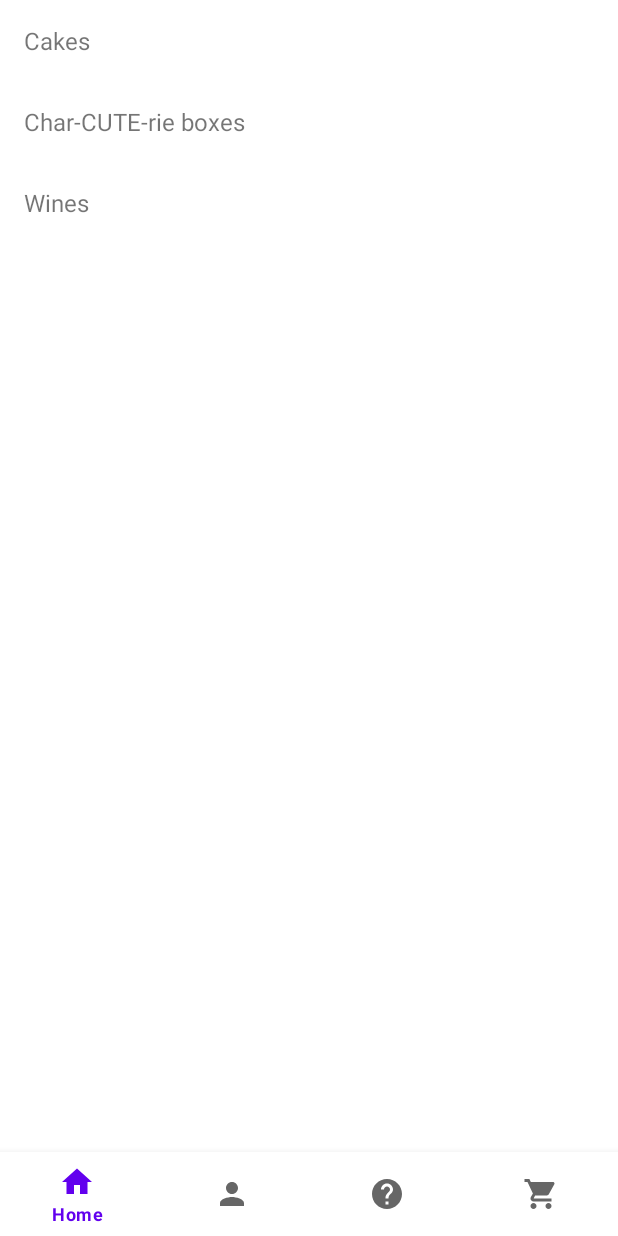
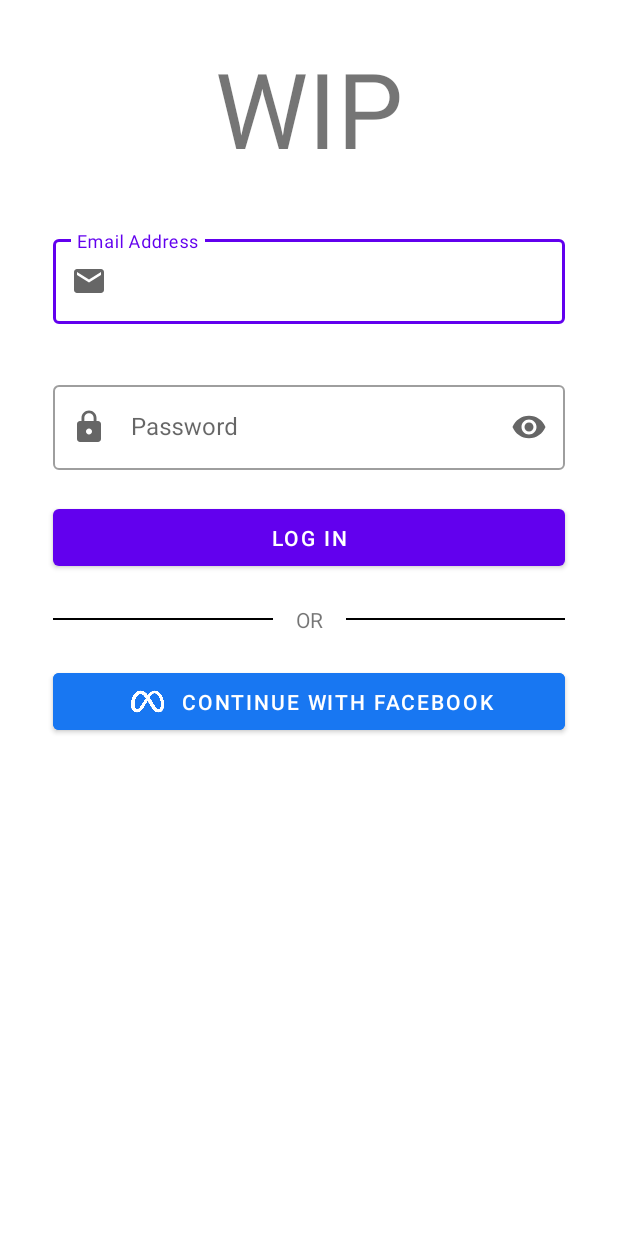
Before and after one commit to isdmg/CS155-2_PROJ, an Android app: the screen it shows after launch (CustomerActivity before the commit, LoginActivity after it), on a phone screen of 412 x 824 dp. Run offline under Robolectric (Android 15) with nearby library versions, the light colour scheme and no system bars; our stand-ins replace Firebase (no records; nobody signed in at launch, a user with empty details on screens opened directly).

Commit message:
w/ edittext and refurnish

```diff
--- a/app/build.gradle
+++ b/app/build.gradle
@@ -36,9 +36,12 @@
     implementation 'androidx.constraintlayout:constraintlayout:2.1.2'
     implementation 'com.google.firebase:firebase-database:20.0.3'
     implementation 'com.firebaseui:firebase-ui-database:4.3.2'
+    implementation 'com.google.firebase:firebase-auth:21.0.1'
+    implementation 'com.google.android.gms:play-services-gcm:17.0.0'
     testImplementation 'junit:junit:4.+'
     androidTestImplementation 'androidx.test.ext:junit:1.1.3'
     androidTestImplementation 'androidx.test.espresso:espresso-core:3.4.0'
     implementation platform('com.google.firebase:firebase-bom:29.0.0')
     implementation 'com.google.firebase:firebase-analytics'
+    implementation 'com.facebook.android:facebook-android-sdk:latest.release'
 }
--- a/app/src/main/java/com/example/midnight_chevves/HomeFragment.java
+++ b/app/src/main/java/com/example/midnight_chevves/Customer/Fragments/HomeFragment.java
@@ -1,4 +1,4 @@
-package com.example.midnight_chevves;
+package com.example.midnight_chevves.Customer.Fragments;
 
 import android.os.Bundle;
 import android.view.LayoutInflater;
@@ -13,6 +13,7 @@
 import androidx.recyclerview.widget.RecyclerView;
 
 import com.example.midnight_chevves.Model.Products;
+import com.example.midnight_chevves.R;
 import com.example.midnight_chevves.ViewHolder.ProductViewHolder;
 import com.firebase.ui.database.FirebaseRecyclerAdapter;
 import com.firebase.ui.database.FirebaseRecyclerOptions;
--- /dev/null
+++ b/app/src/main/java/com/example/midnight_chevves/LoginActivity.java
@@ -0,0 +1,143 @@
+package com.example.midnight_chevves;
+
+import android.app.ProgressDialog;
+import android.os.Bundle;
+import android.view.View;
+import android.widget.Button;
+import android.widget.EditText;
+import android.widget.Toast;
+
+import androidx.annotation.NonNull;
+import androidx.appcompat.app.AppCompatActivity;
+
+import com.google.android.gms.tasks.OnCompleteListener;
+import com.google.android.gms.tasks.Task;
+import com.google.android.material.textfield.TextInputEditText;
+import com.google.android.material.textfield.TextInputLayout;
+import com.google.firebase.auth.AuthResult;
+import com.google.firebase.auth.FirebaseAuth;
+import com.google.firebase.auth.FirebaseUser;
+
+public class LoginActivity extends AppCompatActivity {
+
+    private TextInputLayout layoutEmail, layoutPassword;
+    private TextInputEditText inputEmail, inputPassword;
+    private Button btnLogIn;
+    private ProgressDialog progressDialog;
+
+    private FirebaseAuth auth;
+    private FirebaseUser user;
+
+    private Button btnFb;
+
+    @Override
+    protected void onCreate(Bundle savedInstanceState) {
+        super.onCreate(savedInstanceState);
+        setContentView(R.layout.activity_login);
+
+        inputEmail = findViewById(R.id.login_email);
+        inputPassword = findViewById(R.id.login_password);
+        btnLogIn = findViewById(R.id.button_login);
+        progressDialog = new ProgressDialog(this);
+        auth = FirebaseAuth.getInstance();
+        user = auth.getCurrentUser();
+        btnFb = findViewById(R.id.button_fb_login);
+        layoutEmail = findViewById(R.id.layout_login_email);
+        layoutPassword = findViewById(R.id.layout_password_login);
+
+
+        btnLogIn.setOnClickListener(new View.OnClickListener() {
+            @Override
+            public void onClick(View view) {
+                PerformAuth();
+            }
+        });
+
+        btnFb.setOnClickListener(new View.OnClickListener() {
+            @Override
+            public void onClick(View view) {
+
+            }
+        });
+    }
+
+    private void PerformAuth() {
+        String email = inputEmail.getText().toString();
+        String password = inputPassword.getText().toString();
+
+
+        if (password.isEmpty()) {
+            layoutPassword.setErrorEnabled(true);
+            layoutPassword.setError("Password field is required!");
+            inputPassword.requestFocus();
+        } else if (password.length() < 6) {
+            layoutPassword.setError("Password should be at least six characters!");
+        } else {
+            clearError(2);
+        }
+
+        if (!isEmailValid(email)) {
+            layoutEmail.setErrorEnabled(true);
+            layoutEmail.setError("Invalid email address!");
+            inputEmail.requestFocus();
+        } else {
+            clearError(1);
+        }
+
+
+        if (withoutErrors()) {
+            progressDialog.setMessage("Logging in...");
+            progressDialog.setTitle("Login");
+            progressDialog.setCanceledOnTouchOutside(false);
+            progressDialog.show();
+
+            auth.signInWithEmailAndPassword(email, password).addOnCompleteListener(new OnCompleteListener<AuthResult>() {
+                @Override
+                public void onComplete(@NonNull Task<AuthResult> task) {
+                    if (task.isSuccessful()) {
+                        progressDialog.dismiss();
+                        sendUserToNextActivity();
+                        Toast.makeText(LoginActivity.this, "Login Successful", Toast.LENGTH_SHORT).show();
+                    } else {
+                        try {
+                            throw task.getException();
+                        } catch (Exception e) {
+                            progressDialog.dismiss();
+                            Toast.makeText(LoginActivity.this, e.getMessage(), Toast.LENGTH_SHORT).show();
+                        }
+                    }
+                }
+            });
+        }
+    }
+
+
+    private void sendUserToNextActivity() {
+//            Intent intent = new Intent(SignUpActivity.this, ...)
+//        Intent.setFlags(Intent.FLAG_ACTIVITY_CLEAR_TASK|Intent.FLAG_ACTIVITY_NEW_TASK);
+//        startActivity();
+    }
+
+    private void clearError(int field) {
+        if (field == 1) {
+            layoutEmail.setError(null);
+            layoutEmail.setErrorEnabled(false);
+        } else {
+            layoutPassword.setError(null);
+            layoutPassword.setErrorEnabled(false);
+        }
+    }
+
+    private boolean withoutErrors() {
+        if (!layoutEmail.isErrorEnabled() && !layoutPassword.isErrorEnabled()) {
+            return true;
+        } else {
+            return false;
+        }
+    }
+
+    boolean isEmailValid(CharSequence email) {
+        return android.util.Patterns.EMAIL_ADDRESS.matcher(email)
+                .matches();
+    }
+}
--- /dev/null
+++ b/app/src/main/res/drawable-v24/custom_input.xml
@@ -0,0 +1,18 @@
+<?xml version="1.0" encoding="utf-8"?>
+<selector xmlns:android="http://schemas.android.com/apk/res/android">
+    <item android:state_enabled="true" android:state_focused="true">
+        <shape android:shape="rectangle">
+            <solid android:color="@android:color/white" />
+            <corners android:radius="10dp" />
+            <stroke android:width="1dp" android:color="@color/black" />
+        </shape>
+    </item>
+
+    <item android:state_enabled="true">
+        <shape android:shape="rectangle">
+            <solid android:color="@android:color/white" />
+            <corners android:radius="10dp" />
+            <stroke android:width="1dp" android:color="@color/purple_200" />
+        </shape>
+    </item>
+</selector>
--- /dev/null
+++ b/app/src/main/res/drawable-v24/ic_baseline_email_24.xml
@@ -0,0 +1,10 @@
+<vector xmlns:android="http://schemas.android.com/apk/res/android"
+    android:width="24dp"
+    android:height="24dp"
+    android:viewportWidth="24"
+    android:viewportHeight="24"
+    android:tint="?attr/colorControlNormal">
+  <path
+      android:fillColor="@android:color/white"
+      android:pathData="M20,4L4,4c-1.1,0 -1.99,0.9 -1.99,2L2,18c0,1.1 0.9,2 2,2h16c1.1,0 2,-0.9 2,-2L22,6c0,-1.1 -0.9,-2 -2,-2zM20,8l-8,5 -8,-5L4,6l8,5 8,-5v2z"/>
+</vector>
--- /dev/null
+++ b/app/src/main/res/drawable-v24/ic_baseline_lock_24.xml
@@ -0,0 +1,10 @@
+<vector xmlns:android="http://schemas.android.com/apk/res/android"
+    android:width="24dp"
+    android:height="24dp"
+    android:viewportWidth="24"
+    android:viewportHeight="24"
+    android:tint="?attr/colorControlNormal">
+  <path
+      android:fillColor="@android:color/white"
+      android:pathData="M18,8h-1L17,6c0,-2.76 -2.24,-5 -5,-5S7,3.24 7,6v2L6,8c-1.1,0 -2,0.9 -2,2v10c0,1.1 0.9,2 2,2h12c1.1,0 2,-0.9 2,-2L20,10c0,-1.1 -0.9,-2 -2,-2zM12,17c-1.1,0 -2,-0.9 -2,-2s0.9,-2 2,-2 2,0.9 2,2 -0.9,2 -2,2zM15.1,8L8.9,8L8.9,6c0,-1.71 1.39,-3.1 3.1,-3.1 1.71,0 3.1,1.39 3.1,3.1v2z"/>
+</vector>
--- a/app/src/main/res/layout/activity_customer.xml
+++ b/app/src/main/res/layout/activity_customer.xml
@@ -4,7 +4,7 @@
     xmlns:tools="http://schemas.android.com/tools"
     android:layout_width="match_parent"
     android:layout_height="match_parent"
-    tools:context=".CustomerActivity">
+    tools:context=".Customer.Activities.CustomerActivity">
 
     <FrameLayout
         android:id="@+id/fragment_container"
--- /dev/null
+++ b/app/src/main/res/layout/activity_login.xml
@@ -0,0 +1,157 @@
+<?xml version="1.0" encoding="utf-8"?>
+<RelativeLayout xmlns:android="http://schemas.android.com/apk/res/android"
+    xmlns:app="http://schemas.android.com/apk/res-auto"
+    xmlns:tools="http://schemas.android.com/tools"
+    android:layout_width="match_parent"
+    android:layout_height="match_parent"
+    tools:context=".LoginActivity">
+
+    <TextView
+        android:id="@+id/login_title"
+        android:layout_width="match_parent"
+        android:layout_height="wrap_content"
+        android:layout_centerHorizontal="true"
+        android:layout_marginTop="25dp"
+        android:text="WIP"
+        android:textAlignment="center"
+        android:textSize="70sp" />
+
+    <!--    <EditText-->
+    <!--        android:id="@+id/login_email"-->
+    <!--        android:layout_width="match_parent"-->
+    <!--        android:layout_height="50dp"-->
+    <!--        android:layout_below="@id/login_title"-->
+    <!--        android:layout_centerHorizontal="true"-->
+    <!--        android:layout_marginLeft="35dp"-->
+    <!--        android:layout_marginTop="35dp"-->
+    <!--        android:layout_marginRight="35dp"-->
+    <!--        android:background="@drawable/custom_input"-->
+    <!--        android:drawableStart="@drawable/ic_baseline_email_24"-->
+    <!--        android:drawablePadding="12dp"-->
+    <!--        android:ems="10"-->
+    <!--        android:hint="@string/email_address"-->
+    <!--        android:paddingStart="12dp"-->
+    <!--        android:paddingEnd="12dp" />-->
+
+    <!--    <EditText-->
+    <!--        android:id="@+id/login_password"-->
+    <!--        android:layout_width="match_parent"-->
+    <!--        android:layout_height="50dp"-->
+    <!--        android:layout_below="@id/login_email"-->
+    <!--        android:layout_marginLeft="35dp"-->
+    <!--        android:layout_marginTop="20dp"-->
+    <!--        android:layout_marginRight="35dp"-->
+    <!--        android:background="@drawable/custom_input"-->
+    <!--        android:drawableStart="@drawable/ic_baseline_lock_24"-->
+    <!--        android:drawablePadding="15dp"-->
+    <!--        android:ems="10"-->
+    <!--        android:hint="@string/password"-->
+    <!--        android:inputType="textPassword"-->
+    <!--        android:paddingStart="12dp"-->
+    <!--        android:paddingEnd="12dp" />-->
+
+    <com.google.android.material.textfield.TextInputLayout
+        android:id="@+id/layout_login_email"
+        style="@style/Widget.MaterialComponents.TextInputLayout.OutlinedBox"
+        android:layout_width="match_parent"
+        android:layout_height="wrap_content"
+        android:layout_below="@id/login_title"
+        android:layout_centerHorizontal="true"
+        android:layout_marginLeft="35dp"
+        android:layout_marginTop="35dp"
+        android:layout_marginRight="35dp"
+        android:ems="10"
+        android:hint="@string/email_address"
+        app:startIconDrawable="@drawable/ic_baseline_email_24">
+
+        <com.google.android.material.textfield.TextInputEditText
+            android:id="@+id/login_email"
+            android:inputType="textEmailAddress"
+            android:layout_width="match_parent"
+            android:layout_height="wrap_content" />
+
+    </com.google.android.material.textfield.TextInputLayout>
+
+
+    <com.google.android.material.textfield.TextInputLayout
+        android:id="@+id/layout_password_login"
+        style="@style/Widget.MaterialComponents.TextInputLayout.OutlinedBox"
+        android:layout_width="match_parent"
+        android:layout_height="wrap_content"
+        android:layout_below="@id/layout_login_email"
+        android:layout_centerHorizontal="true"
+        android:layout_marginLeft="35dp"
+        android:layout_marginTop="35dp"
+        android:layout_marginRight="35dp"
+        android:ems="10"
+        android:hint="@string/password"
+        app:endIconMode="password_toggle"
+        app:startIconDrawable="@drawable/ic_baseline_lock_24">
+
+        <com.google.android.material.textfield.TextInputEditText
+            android:id="@+id/login_password"
+            android:layout_width="match_parent"
+            android:layout_height="wrap_content"
+            android:inputType="textPassword" />
+
+    </com.google.android.material.textfield.TextInputLayout>
+
+    <Button
+        android:id="@+id/button_login"
+        android:layout_width="match_parent"
+        android:layout_height="50dp"
+        android:layout_below="@id/layout_password_login"
+        android:layout_marginLeft="35dp"
+        android:layout_marginTop="20dp"
+        android:layout_marginRight="35dp"
+        android:text="Log in" />
+
+    <LinearLayout
+        android:id="@+id/login_separator"
+        android:layout_width="match_parent"
+        android:layout_height="wrap_content"
+        android:layout_below="@+id/button_login"
+        android:layout_marginLeft="35dp"
+        android:layout_marginTop="20dp"
+        android:layout_marginRight="35dp"
+        android:gravity="center"
+        android:orientation="horizontal">
+
+        <View
+            android:id="@+id/line"
+            android:layout_width="match_parent"
+            android:layout_height="1dp"
+            android:layout_weight="1"
+            android:background="@color/black" />
+
+        <TextView
+            android:id="@+id/login_or"
+            android:layout_width="match_parent"
+            android:layout_height="wrap_content"
+            android:layout_weight="1.5"
+            android:text="OR"
+            android:textAlignment="center" />
+
+        <View
+            android:id="@+id/line2"
+            android:layout_width="match_parent"
+            android:layout_height="1dp"
+            android:layout_weight="1"
+            android:background="@color/black" />
+    </LinearLayout>
+
+    <com.google.android.material.button.MaterialButton
+        android:id="@+id/button_fb_login"
+        android:layout_width="match_parent"
+        android:layout_height="50dp"
+        android:layout_below="@id/login_separator"
+        android:layout_marginLeft="35dp"
+        android:layout_marginTop="20dp"
+        android:layout_marginRight="35dp"
+        android:backgroundTint="#1877F2"
+        android:text="Continue with Facebook"
+        app:icon="@drawable/meta_logo"
+        app:iconGravity="textStart"
+        app:iconSize="30dp" />
+
+</RelativeLayout>
--- a/app/src/main/res/values/strings.xml
+++ b/app/src/main/res/values/strings.xml
@@ -1,3 +1,8 @@
 <resources>
     <string name="app_name">midnight_chevves</string>
+    <string name="email_address">Email Address</string>
+    <string name="password">Password</string>
+    <string name="confirm_password">Confirm Password</string>
+    <string name="facebook_app_id">220094680288261</string>
+    <string name="fb_login_protocol_scheme">fb220094680288261</string>
 </resources>
--- a/build.gradle
+++ b/build.gradle
@@ -5,7 +5,7 @@
         mavenCentral()
     }
     dependencies {
-        classpath "com.android.tools.build:gradle:7.0.3"
+        classpath "com.android.tools.build:gradle:7.0.4"
         classpath 'com.google.gms:google-services:4.3.10'
 
         // NOTE: Do not place your application dependencies here; they belong
```
Also changed, not shown: app/src/main/AndroidManifest.xml (+13 -1 lines), app/src/main/java/com/example/midnight_chevves/Customer/Activities/CustomerActivity.java (renamed from app/src/main/java/com/example/midnight_chevves/CustomerActivity.java, +6 -9 lines), app/src/main/java/com/example/midnight_chevves/Customer/Fragments/AboutUsFragment.java (renamed from app/src/main/java/com/example/midnight_chevves/CartFragment.java, +5 -3 lines), app/src/main/java/com/example/midnight_chevves/Customer/Fragments/CartFragment.java (renamed from app/src/main/java/com/example/midnight_chevves/ProfileFragment.java, +5 -3 lines), app/src/main/java/com/example/midnight_chevves/Customer/Fragments/ProfileFragment.java (renamed from app/src/main/java/com/example/midnight_chevves/AboutUsFragment.java, +5 -3 lines), app/src/main/java/com/example/midnight_chevves/SignUpActivity.java (added, +146 -0 lines), app/src/main/res/layout/activity_sign_up.xml (added, +151 -0 lines), app/src/main/res/drawable/meta_logo.png (added).
